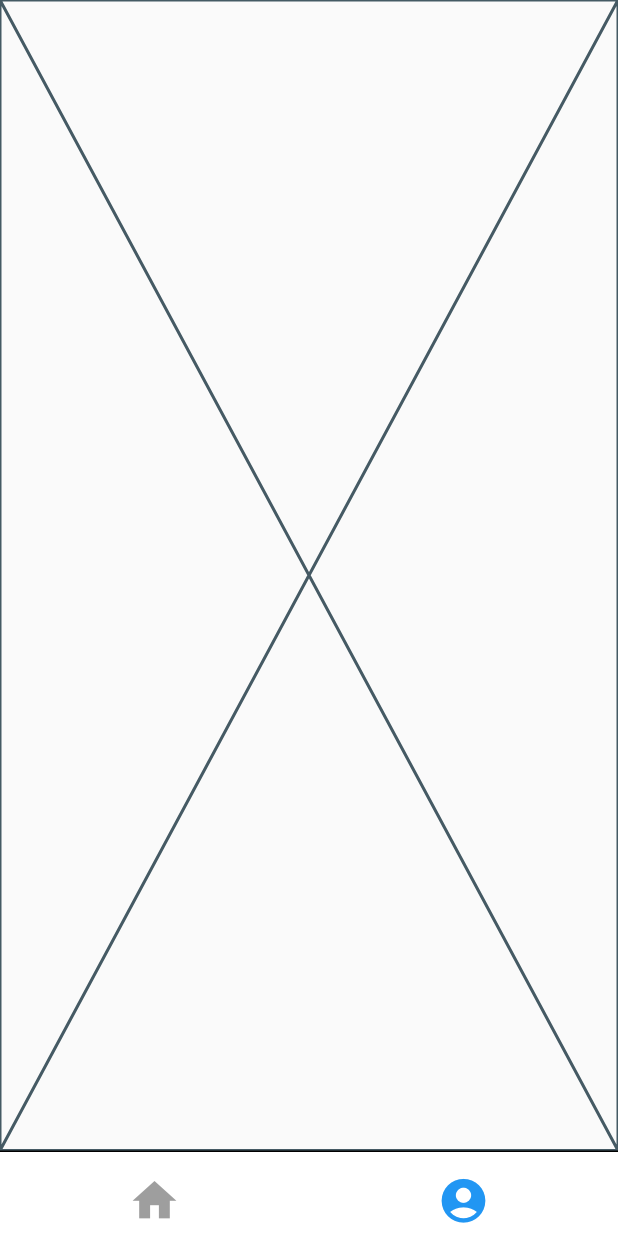
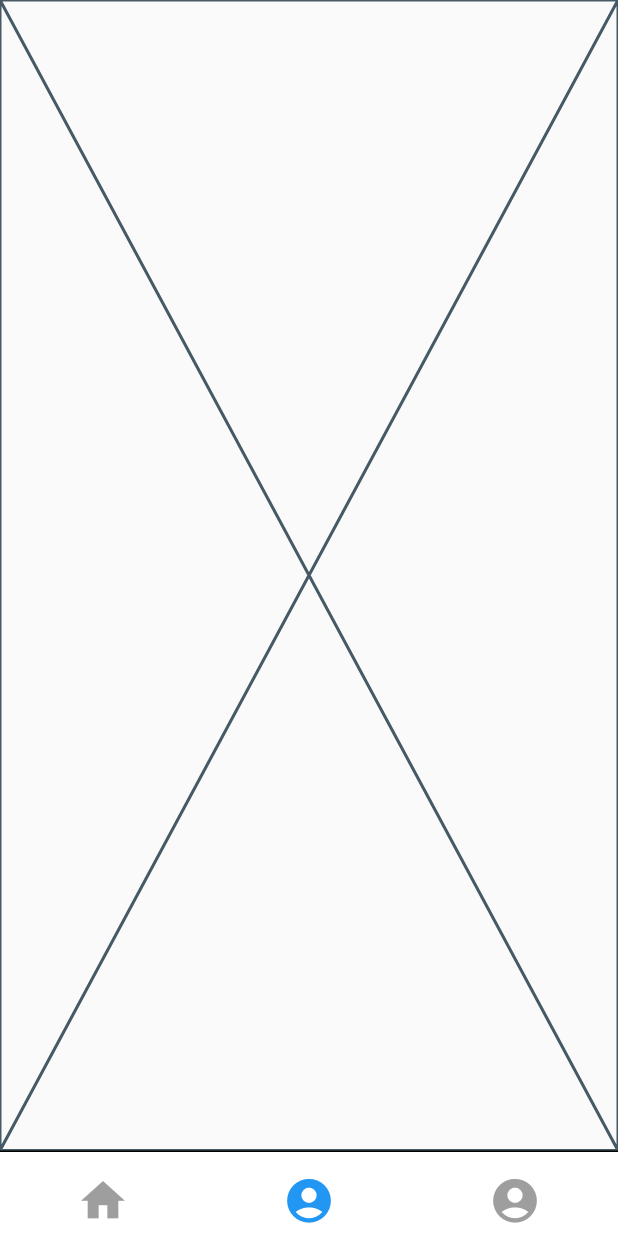
Before and after one commit to iseruuuuu/hinatazaka_song_record_app, a Flutter app: the screen it shows after launch, item 2 of the bottom bar chosen, on a phone screen of 412 x 824 dp. Run offline on Flutter 3.47's test engine with Material 2 defaults, Android fonts, the phone set to English and light mode, and no system bars; our stand-ins replace flutter_dotenv, flutter_riverpod, freezed_annotation, riverpod_annotation, shared_preferences, supabase_flutter; accounts and stored records are empty; generated files the repository leaves out were written again.

Commit message:
add: タブ画面をとりあえず作成しました

```diff
--- a/lib/screen/tab/tab_screen.dart
+++ b/lib/screen/tab/tab_screen.dart
@@ -52,6 +52,16 @@ class TabScreen extends ConsumerWidget {
               ),
               label: '',
             ),
+            BottomNavigationBarItem(
+              icon: Padding(
+                padding: EdgeInsets.only(top: 10),
+                child: Icon(
+                  Icons.account_circle,
+                  size: 35,
+                ),
+              ),
+              label: '',
+            ),
           ],
         ),
       ),
--- a/lib/screen/tab/tab_screen_view_model.dart
+++ b/lib/screen/tab/tab_screen_view_model.dart
@@ -1,5 +1,6 @@
 import 'package:flutter/material.dart';
 import 'package:hinatazaka_song_record_app/screen/home/home_screen.dart';
+import 'package:hinatazaka_song_record_app/screen/live/live_screen.dart';
 import 'package:hinatazaka_song_record_app/screen/map/map_screen.dart';
 import 'package:hinatazaka_song_record_app/screen/tab/tab_screen_state.dart';
 import 'package:riverpod_annotation/riverpod_annotation.dart';
@@ -17,6 +18,7 @@ class TabScreenViewModel extends _$TabScreenViewModel {
   List<Widget> pageList = [
     const HomeScreen(),
     const MapScreen(),
+    const LiveScreen(),
   ];
 
   void onTap(int index) {
```
Also changed, not shown: lib/screen/tab/tab_screen_view_model.g.dart.
